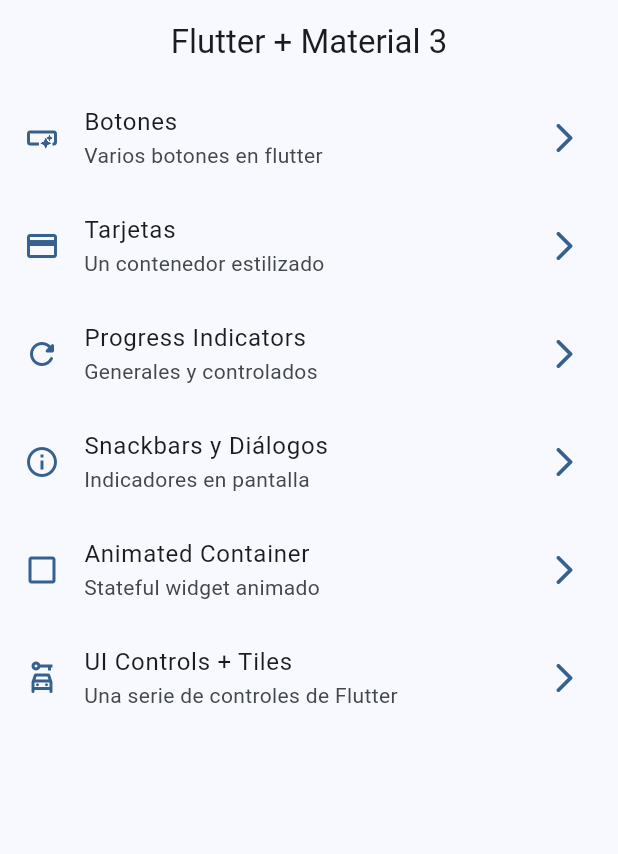
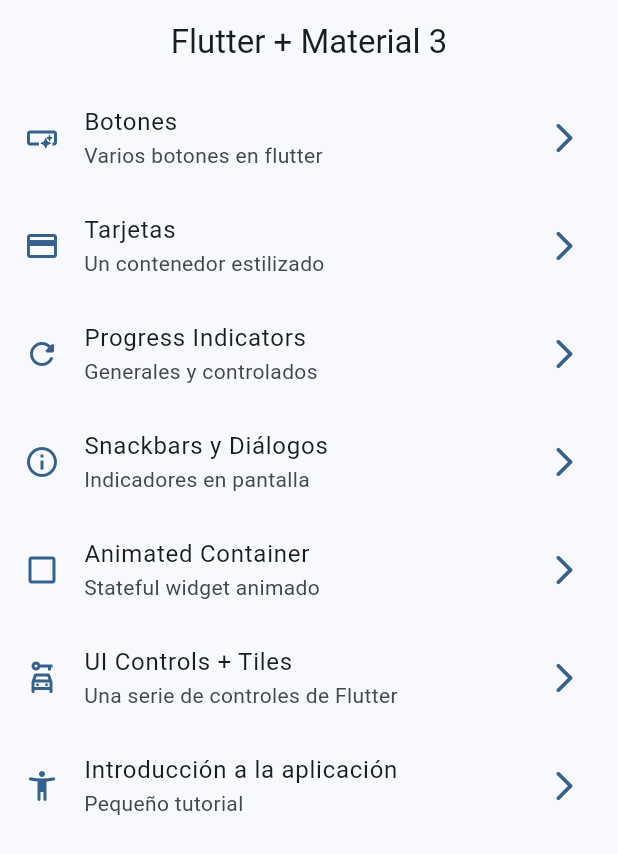
Before and after one commit to edu5975/windgets_app, a Flutter app: the screen it shows after launch, on a phone screen of 412 x 824 dp. Shown: the top 854 px of the screen. Run offline on Flutter 3.47's test engine with Material 2 defaults, Android fonts, the light colour scheme and no system bars; our stand-ins replace go_router.

Commit message:
tutorial screen added

```diff
--- a/lib/config/menu/menu_items.dart
+++ b/lib/config/menu/menu_items.dart
@@ -51,4 +51,10 @@
     link: '/ui-controls',
     icon: Icons.car_rental_outlined,
   ),
+  MenuItem(
+    title: 'Introducción a la aplicación',
+    subTitle: 'Pequeño tutorial',
+    link: '/tutorial',
+    icon: Icons.accessibility_new_rounded,
+  ),
 ];
--- a/lib/config/router/app_router.dart
+++ b/lib/config/router/app_router.dart
@@ -39,5 +39,10 @@
       name: UiControlsScreen.name,
       builder: (context, state) => const UiControlsScreen(),
     ),
+    GoRoute(
+      path: '/tutorial',
+      name: AppTutorialScreen.name,
+      builder: (context, state) => const AppTutorialScreen(),
+    ),
   ],
 );
--- a/lib/presentation/screens/ui_controls/ui_controls_screen.dart
+++ b/lib/presentation/screens/ui_controls/ui_controls_screen.dart
@@ -100,14 +100,14 @@
           }),
         ),
         CheckboxListTile(
-          title: const Text('Almuerzo?'),
+          title: const Text('¿Almuerzo?'),
           value: wantsLunch,
           onChanged: (value) => setState(() {
             wantsLunch = !wantsLunch;
           }),
         ),
         CheckboxListTile(
-          title: const Text('Cena?'),
+          title: const Text('¿Cena?'),
           value: wantsDinner,
           onChanged: (value) => setState(() {
             wantsDinner = !wantsDinner;
```
